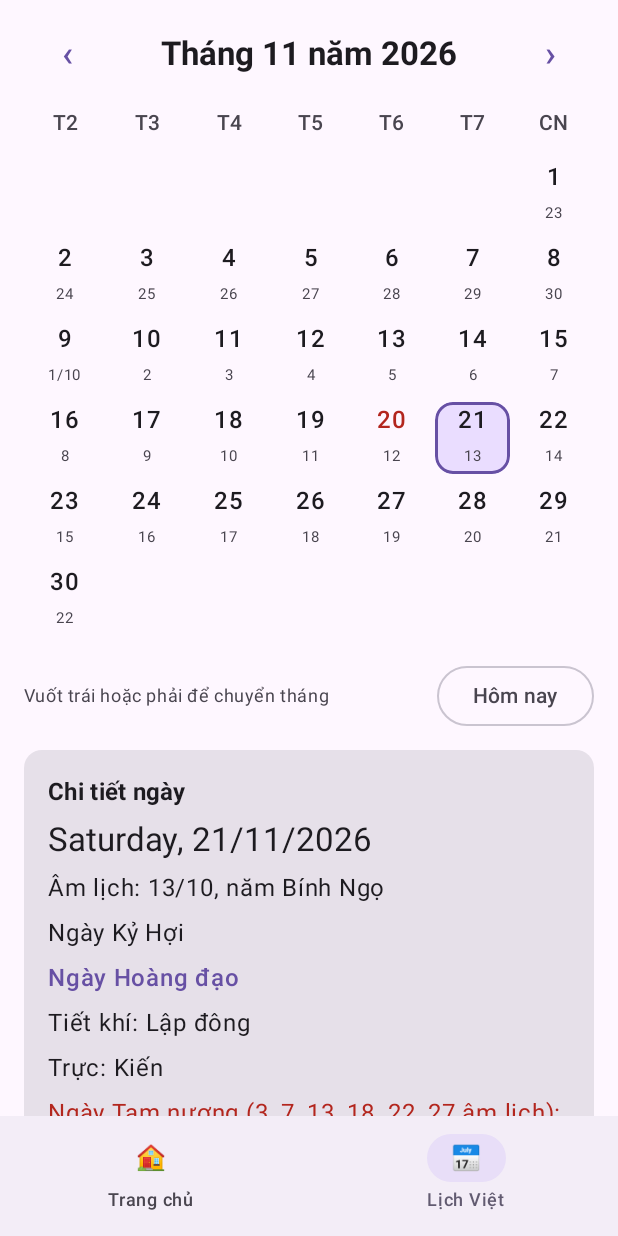
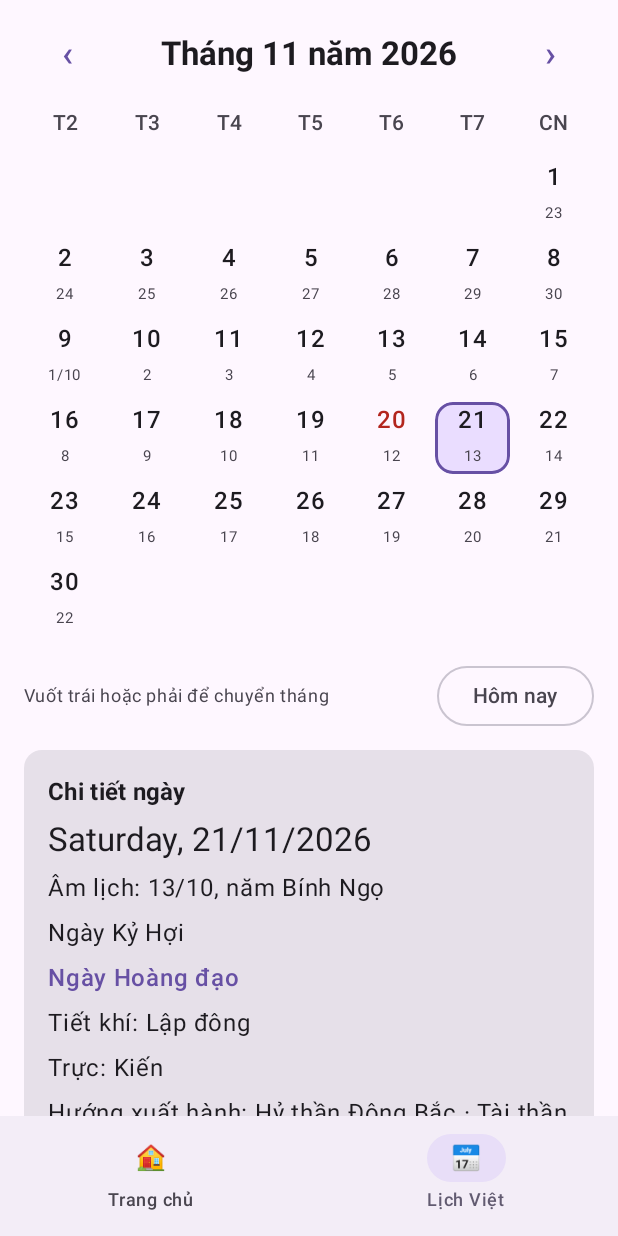
Before and after one commit to vava-prog/Widget-Premium, an Android app built with Jetpack Compose: the screen it shows after launch (MainActivity), item 2 of the bottom bar chosen, on a phone screen of 412 x 824 dp. Run offline under Robolectric (Android 15) with nearby library versions, the phone set to English and light mode, and no system bars; our stand-ins replace Room's generated code; pictures from the network do not load; 1 statement that could not run was skipped.

Commit message:
Lịch Việt: Hỷ thần and Tài thần travel directions by day stem (sourced, cross-checked)
Co-Authored-By: Claude Sonnet 5.5 <noreply@anthropic.com>
Claude-Session: https://claude.ai/code/session_01Nk4VFSxSjZYMeE7WNy29ET

```diff
--- a/app/src/main/java/com/vava/widgetpremium/CalendarScreen.kt
+++ b/app/src/main/java/com/vava/widgetpremium/CalendarScreen.kt
@@ -96,6 +96,17 @@ private fun holidayRes(h: Holiday): Int = when (h) {
     Holiday.VU_LAN -> R.string.holiday_vu_lan
     Holiday.MID_AUTUMN -> R.string.holiday_mid_autumn
     Holiday.KITCHEN_GODS -> R.string.holiday_kitchen_gods
+}
+
+private fun directionRes(d: Direction): Int = when (d) {
+    Direction.N -> R.string.dir_n
+    Direction.NE -> R.string.dir_ne
+    Direction.E -> R.string.dir_e
+    Direction.SE -> R.string.dir_se
+    Direction.S -> R.string.dir_s
+    Direction.SW -> R.string.dir_sw
+    Direction.W -> R.string.dir_w
+    Direction.NW -> R.string.dir_nw
 }
 
 private fun toMillis(t: LocalDateTime): Long = t.atZone(ZoneId.systemDefault()).toInstant().toEpochMilli()
@@ -326,6 +337,13 @@ private fun DayDetail(date: LocalDate, today: LocalDate) {
                 else stringResource(R.string.cal_term_current, VietCalendar.TERMS[VietCalendar.solarTermIndex(date)])
             )
             Text(stringResource(R.string.cal_truc, VietCalendar.TRUC[VietCalendar.trucIndex(date)]))
+            Text(
+                stringResource(
+                    R.string.cal_directions,
+                    stringResource(directionRes(VietCalendar.hyThan(date))),
+                    stringResource(directionRes(VietCalendar.taiThan(date)))
+                )
+            )
             if (VietCalendar.isNguyetKy(lunar)) Text(stringResource(R.string.cal_nguyet_ky), color = MaterialTheme.colorScheme.error)
             if (VietCalendar.isTamNuong(lunar)) Text(stringResource(R.string.cal_tam_nuong), color = MaterialTheme.colorScheme.error)
             Text(stringResource(R.string.cal_good_hours), style = MaterialTheme.typography.labelLarge)
--- a/app/src/main/java/com/vava/widgetpremium/VietCalendar.kt
+++ b/app/src/main/java/com/vava/widgetpremium/VietCalendar.kt
@@ -5,6 +5,8 @@ import java.time.LocalDateTime
 import java.time.YearMonth
 
 /** Ngày lễ và sự kiện, tên hiển thị lấy từ chuỗi tài nguyên ở lớp giao diện. */
+enum class Direction { N, NE, E, SE, S, SW, W, NW }
+
 enum class Holiday {
     NEW_YEAR, PARTY_FOUNDING, VALENTINE, WOMEN_INTL, LIBERATION, LABOUR, CHILDREN, NATIONAL,
     WOMEN_VN, TEACHERS, CHRISTMAS,
@@ -114,6 +116,20 @@ object VietCalendar {
         return null
     }
 
+    // Hỷ thần và Tài thần theo can của ngày (Giáp, Ất, Bính, Đinh, Mậu, Kỷ, Canh, Tân, Nhâm, Quý).
+    // Nguồn: Đặng Xuân Xuyến, "Cách tính phương vị xuất hành" (t-van.net); đối chiếu ngày Giáp Thân và Mậu Tuất trên quantrimang.com.
+    private val HY_THAN = listOf(
+        Direction.NE, Direction.NW, Direction.SW, Direction.S, Direction.SE,
+        Direction.NE, Direction.NW, Direction.SW, Direction.S, Direction.SE
+    )
+    private val TAI_THAN = listOf(
+        Direction.SE, Direction.SE, Direction.E, Direction.E, Direction.N,
+        Direction.S, Direction.SW, Direction.SW, Direction.W, Direction.NW
+    )
+
+    fun hyThan(date: LocalDate): Direction = HY_THAN[dayCanIndex(date)]
+    fun taiThan(date: LocalDate): Direction = TAI_THAN[dayCanIndex(date)]
+
     /** Nguyệt kỵ: mùng 5, 14, 23 âm lịch. */
     fun isNguyetKy(lunar: LunarDate): Boolean = lunar.day == 5 || lunar.day == 14 || lunar.day == 23
 
--- a/app/src/main/res/values/strings.xml
+++ b/app/src/main/res/values/strings.xml
@@ -166,4 +166,13 @@
     <string name="cal_next_term">Tiết khí kế tiếp: %1$s, ngày %2$s (còn %3$d ngày)</string>
     <string name="rs_oem_hint">Nếu nhắc không hiện dù đã đủ quyền: nhiều hãng máy (Xiaomi, Oppo, Vivo, Huawei) chặn ứng dụng chạy nền. Mở cài đặt ứng dụng, bật "Tự khởi động" và đặt tiết kiệm pin là "Không hạn chế".</string>
     <string name="rs_open_app_settings">Mở cài đặt ứng dụng</string>
+    <string name="dir_n">Chính Bắc</string>
+    <string name="dir_ne">Đông Bắc</string>
+    <string name="dir_e">Chính Đông</string>
+    <string name="dir_se">Đông Nam</string>
+    <string name="dir_s">Chính Nam</string>
+    <string name="dir_sw">Tây Nam</string>
+    <string name="dir_w">Chính Tây</string>
+    <string name="dir_nw">Tây Bắc</string>
+    <string name="cal_directions">Hướng xuất hành: Hỷ thần %1$s · Tài thần %2$s</string>
 </resources>
```
Also changed, not shown: 2 other files.
